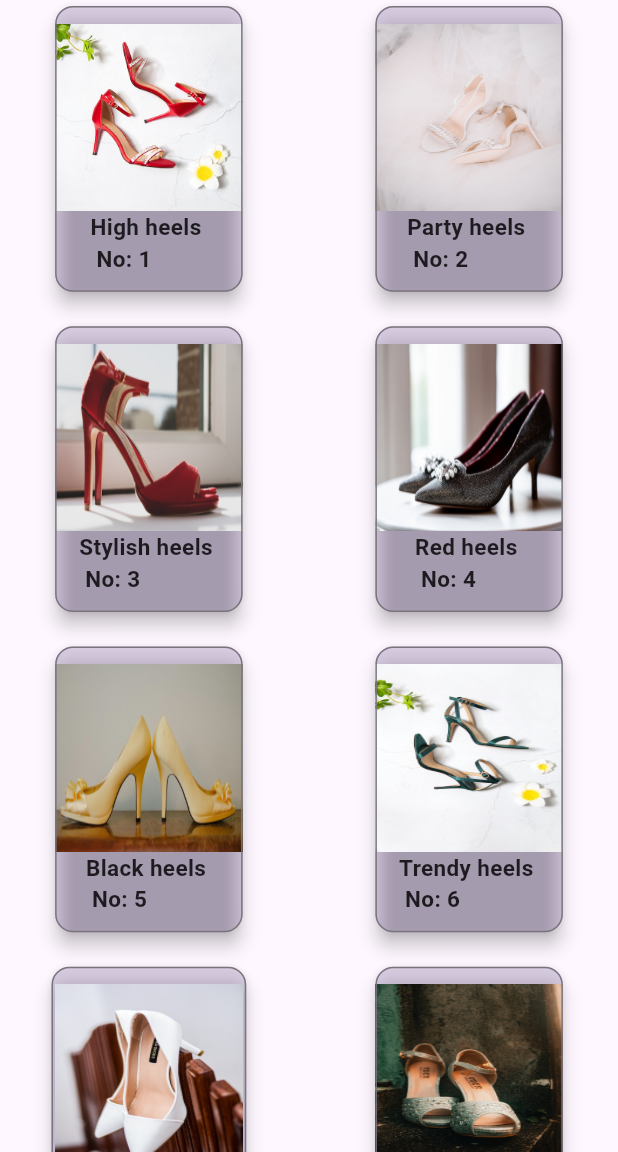
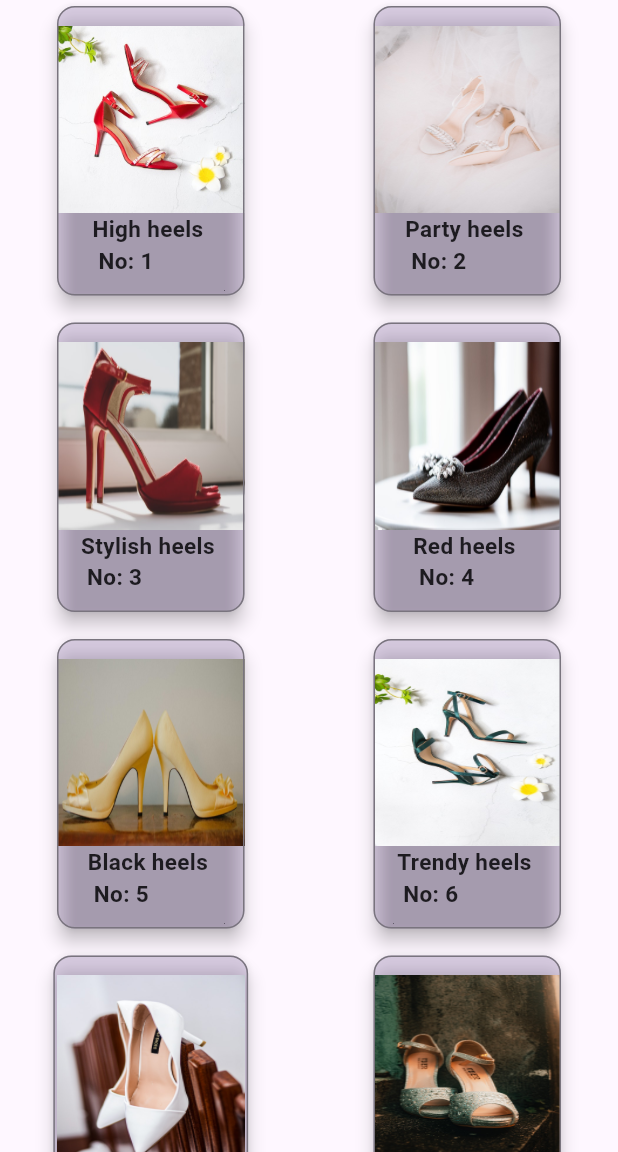
Before and after one commit to Dhannesh/app_gridview, a Flutter app: the screen it shows after launch, on a phone screen of 412 x 824 dp, the part 84-1236 px from its top. Run offline on Flutter 3.47's test engine with Material 3 defaults, Android fonts, the phone set to English and light mode, and no system bars.

Commit message:
infinite items in grid view is added

```diff
--- a/lib/views/products.dart
+++ b/lib/views/products.dart
@@ -11,11 +11,11 @@ class ProductsView extends StatelessWidget {
   @override
   Widget build(BuildContext context) {
     return GridView.builder(
-      itemCount: 20,
-      gridDelegate: const SliverGridDelegateWithMaxCrossAxisExtent(
-      maxCrossAxisExtent: 200,
-        crossAxisSpacing: 15,
-        mainAxisSpacing: 15,
+      // itemCount: 20,
+      gridDelegate: const SliverGridDelegateWithFixedCrossAxisCount(
+      crossAxisCount: 2,
+        crossAxisSpacing: 10,
+        mainAxisSpacing: 10
       ),
       itemBuilder: (_, index){
         return Container(
```
Also changed, not shown: 1 other file.
